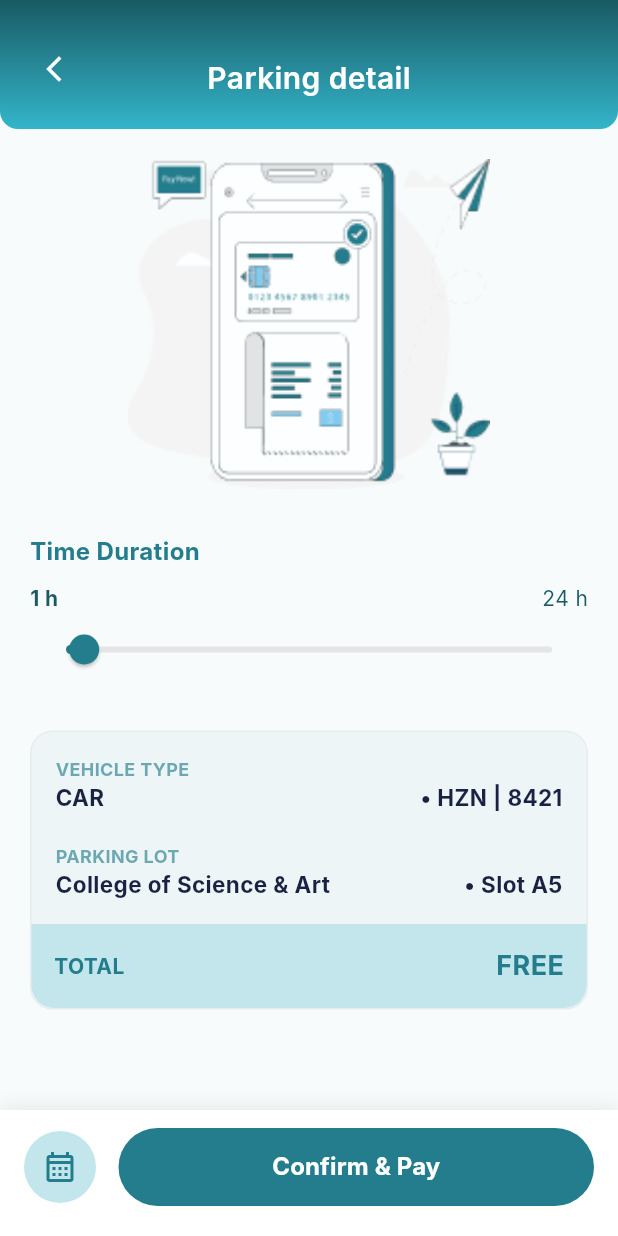
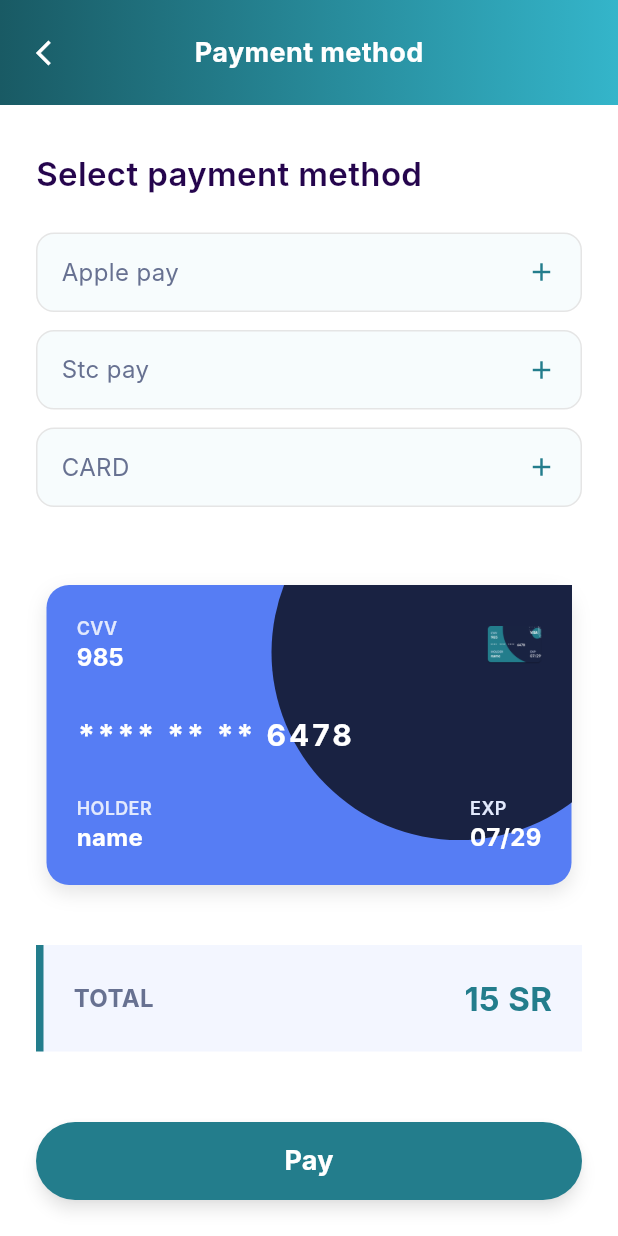
Before and after one commit to rafah212/Smart-Parking-Project, a Flutter app: the ParkingDetail1 screen opened directly, after a tap on "Confirm & Pay", on a phone screen of 412 x 824 dp. Run offline on Flutter 3.47's test engine with Material 3 defaults, Android fonts, the phone set to English and light mode, and no system bars; our stand-ins replace app_links, flutter_map, geolocator, latlong2, supabase_flutter; accounts and stored records are empty; Roboto replaces fonts that are missing (Inter).

Commit message:
payment method + edit widget (responsive)

```diff
--- /dev/null
+++ b/devtools_options.yaml
@@ -0,0 +1,3 @@
+description: This file stores settings for Dart & Flutter DevTools.
+documentation: https://docs.flutter.dev/tools/devtools/extensions#configure-extension-enablement-states
+extensions:
--- a/lib/core/widgets/responsive_preview.dart
+++ b/lib/core/widgets/responsive_preview.dart
@@ -1,44 +1,63 @@
-import 'package:flutter/foundation.dart';
 import 'package:flutter/material.dart';
 
 class ResponsivePreview extends StatelessWidget {
   final Widget child;
-  const ResponsivePreview({super.key, required this.child});
+  final String? title; //
 
-  static const double phoneW = 375; // iPhone 11 logical size
-  static const double phoneH = 812;
-
-  bool _isDesktopOrWeb(BuildContext context) {
-    // Web: always true for kIsWeb
-    // Desktop: windows/mac/linux
-    final platformDesktop = !kIsWeb &&
-        (defaultTargetPlatform == TargetPlatform.windows ||
-            defaultTargetPlatform == TargetPlatform.macOS ||
-            defaultTargetPlatform == TargetPlatform.linux);
-
-    // Optional: treat large screens as "preview"
-    final isLargeScreen = MediaQuery.of(context).size.width >= 700;
-
-    return kIsWeb || platformDesktop || isLargeScreen;
-  }
+  const ResponsivePreview({
+    super.key,
+    required this.child,
+    this.title,
+  });
 
   @override
   Widget build(BuildContext context) {
-    if (_isDesktopOrWeb(context)) {
-      // ✅ Laptop/Web preview: show as iPhone frame
-      return Center(
-        child: ClipRRect(
-          borderRadius: BorderRadius.circular(25),
-          child: SizedBox(
-            width: phoneW,
-            height: phoneH,
-            child: child,
-          ),
+    // النظام الجديد: Scaffold مرن يفرش على أي شاشة
+    return Scaffold(
+      backgroundColor: Colors.white,
+      body: SafeArea(
+        child: Column(
+          children: [
+            // 1. الهيدر الموحد (يظهر فقط إذا أرسلنا عنوان)
+            if (title != null)
+              Container(
+                height: 70,
+                width: double.infinity,
+                decoration: const BoxDecoration(
+                  gradient: LinearGradient(
+                    colors: [Color(0xFF195A64), Color(0xFF34B5CA)],
+                  ),
+                ),
+                child: Stack(
+                  children: [
+                    Positioned(
+                      left: 10, top: 0, bottom: 0,
+                      child: IconButton(
+                        icon: const Icon(Icons.arrow_back_ios, color: Colors.white, size: 20),
+                        onPressed: () => Navigator.pop(context),
+                      ),
+                    ),
+                    Center(
+                      child: Text(
+                        title!,
+                        style: const TextStyle(
+                          color: Colors.white,
+                          fontSize: 18,
+                          fontWeight: FontWeight.bold
+                        ),
+                      ),
+                    ),
+                  ],
+                ),
+              ),
+
+            // محتوى الصفحة اللي "يفرش" تلقائياً
+            Expanded(
+              child: child, //
+            ),
+          ],
         ),
-      );
-    }
-
-    // ✅ Real phones/tablets: full screen
-    return child;
+      ),
+    );
   }
 }
--- a/lib/features/parking/parking_detail1.dart
+++ b/lib/features/parking/parking_detail1.dart
@@ -1,5 +1,6 @@
 import 'package:flutter/material.dart';
 import 'parking_detail2.dart';
+import 'payment_method.dart';
 
 class ParkingDetail1 extends StatefulWidget {
   const ParkingDetail1({super.key});
@@ -188,6 +189,10 @@ class _ParkingDetail1State extends State<ParkingDetail1> {
             child: ElevatedButton(
               onPressed: () {
                 // هنا  نربط بصفحة "تم الدفع بنجاح"
+                Navigator.push (
+                  context,
+                  MaterialPageRoute(builder: (context) => const PaymentMethodScreen()),
+                );
               },
               style: ElevatedButton.styleFrom(
                 backgroundColor: const Color(0xFF237D8C),
--- a/lib/features/parking/payment_method.dart
+++ b/lib/features/parking/payment_method.dart
@@ -0,0 +1,251 @@
+import 'package:flutter/material.dart';
+
+class PaymentMethodScreen extends StatelessWidget {
+  const PaymentMethodScreen({super.key});
+
+  @override
+  Widget build(BuildContext context) {
+    // النظام الجديد: Scaffold مرن يفرش على أي شاشة
+    return Scaffold(
+      backgroundColor: Colors.white,
+      body: SafeArea(
+        child: Column(
+          children: [
+            // --- 1. الهيدر الموحد (الفرش) ---
+            _CustomHeader(title: 'Payment method'),
+
+            // --- 2. محتوى الصفحة القابل للتمرير (الفرش) ---
+            Expanded(
+              child: SingleChildScrollView(
+                padding: const EdgeInsets.symmetric(horizontal: 24, vertical: 30),
+                child: Column(
+                  crossAxisAlignment: CrossAxisAlignment.start,
+                  children: [
+                    const Text(
+                      'Select payment method',
+                      style: TextStyle(
+                        color: Color(0xFF25054D),
+                        fontSize: 22,
+                        fontWeight: FontWeight.w600,
+                      ),
+                    ),
+                    const SizedBox(height: 24),
+
+                    // خيارات الدفع (Apple Pay, etc)
+                    _buildPaymentOption('Apple pay'),
+                    _buildPaymentOption('Stc pay'),
+                    _buildPaymentOption('CARD'),
+
+                    const SizedBox(height: 40),
+
+                    // --- 3. عرض بطاقة الائتمان الزرقاء (باستخدام الصورة والبيانات) ---
+                    _buildCreditCardView(),
+
+                    const SizedBox(height: 40),
+
+                    // --- 4. عرض المجموع (Total) ---
+                    _buildTotalCard(),
+                  ],
+                ),
+              ),
+            ),
+
+            // --- 5. زر الدفع النهائي (Pay) (ثابت في الأسفل) ---
+            _buildBottomPayButton(context),
+          ],
+        ),
+      ),
+    );
+  }
+
+  // ويدجت خيارات الدفع
+  Widget _buildPaymentOption(String title) {
+    return Container(
+      margin: const EdgeInsets.only(bottom: 12),
+      padding: const EdgeInsets.symmetric(horizontal: 16, vertical: 14),
+      decoration: BoxDecoration(
+        color: const Color(0xFFF7FCFD),
+        borderRadius: BorderRadius.circular(12),
+        border: Border.all(color: const Color(0xFFE5E5E5)),
+      ),
+      child: Row(
+        mainAxisAlignment: MainAxisAlignment.spaceBetween,
+        children: [
+          Text(title, style: const TextStyle(color: Color(0xFF677191), fontSize: 16)),
+          const Icon(Icons.add, color: Color(0xFF237D8C), size: 20),
+        ],
+      ),
+    );
+  }
+
+  // ويدجت بطاقة الائتمان الزرقاء (الفرش مع البيانات)
+  Widget _buildCreditCardView() {
+    return Center(
+      child: ConstrainedBox(
+        constraints: const BoxConstraints(maxWidth: 350),
+        child: Container(
+          width: double.infinity,
+          height: 200,
+        decoration: BoxDecoration(
+          color: const Color(0xFF567DF4),
+          borderRadius: BorderRadius.circular(15),
+          boxShadow: [
+            BoxShadow(
+              color: Colors.black.withOpacity(0.1),
+              blurRadius: 10,
+              offset: const Offset(0, 5),
+            )
+          ],
+        ),
+        child: Stack(
+          children: [
+            // الدائرة الداكنة الخلفية
+            Positioned(
+              right: -50,
+              top: -80,
+              child: Container(
+                width: 250,
+                height: 250,
+                decoration: const BoxDecoration(
+                  color: Color(0xFF192242),
+                  shape: BoxShape.circle,
+                ),
+              ),
+            ),
+            // بيانات البطاقة (CVV, Holder, EXP, Number)
+            Padding(
+              padding: const EdgeInsets.all(20.0),
+              child: Column(
+                crossAxisAlignment: CrossAxisAlignment.start,
+                mainAxisAlignment: MainAxisAlignment.spaceBetween,
+                children: [
+                  // الصف العلوي (CVV واللوجو)
+                  Row(
+                    mainAxisAlignment: MainAxisAlignment.spaceBetween,
+                    children: [
+                      _buildCardDataColumn('CVV', '985'),
+                      // استدعاء الصورة (Logo)
+                      Image.asset(
+                        'assets/images/credit_card.png',
+                        height: 25,
+                        fit: BoxFit.contain,
+                        errorBuilder: (context, error, stackTrace) =>
+                            const Icon(Icons.credit_card, size: 25, color: Colors.white),
+                      ),
+                    ],
+                  ),
+                  // الصف الأوسط (رقم البطاقة المخفي)
+                  const Text(
+                    '**** ** ** 6478',
+                    style: TextStyle(color: Colors.white, fontSize: 20, fontWeight: FontWeight.bold, letterSpacing: 2),
+                  ),
+                  // الصف السفلي (HOLDER والـ EXP)
+                  Row(
+                    mainAxisAlignment: MainAxisAlignment.spaceBetween,
+                    children: [
+                      _buildCardDataColumn('HOLDER', 'name'),
+                      _buildCardDataColumn('EXP', '07/29'),
+                    ],
+                  ),
+                ],
+              ),
+            ),
+          ],
+        ),
+      ),
+     ),
+    );
+  }
+
+  Widget _buildCardDataColumn(String label, String value) {
+    return Column(
+      crossAxisAlignment: CrossAxisAlignment.start,
+      children: [
+        Text(label, style: const TextStyle(color: Color(0xFFE2E9FD), fontSize: 12, fontWeight: FontWeight.w600)),
+        Text(value, style: const TextStyle(color: Colors.white, fontSize: 16, fontWeight: FontWeight.bold)),
+      ],
+    );
+  }
+
+  // ويدجت المجموع
+  Widget _buildTotalCard() {
+    return Container(
+      width: double.infinity,
+      padding: const EdgeInsets.all(20),
+      decoration: BoxDecoration(
+        color: const Color(0xFFF3F6FF),
+        border: const Border(left: BorderSide(color: Color(0xFF237D8C), width: 5)),
+      ),
+      child: Row(
+        mainAxisAlignment: MainAxisAlignment.spaceBetween,
+        children: const [
+          Text('TOTAL', style: TextStyle(color: Color(0xFF677191), fontSize: 16, fontWeight: FontWeight.bold)),
+          Text('15 SR', style: TextStyle(color: Color(0xFF237D8C), fontSize: 22, fontWeight: FontWeight.bold)),
+        ],
+      ),
+    );
+  }
+
+  // ويدجت زر الدفع السفلي
+  Widget _buildBottomPayButton(BuildContext context) {
+    return Padding(
+      padding: const EdgeInsets.all(24.0),
+      child: SizedBox(
+        width: double.infinity,
+        height: 52,
+        child: ElevatedButton(
+          onPressed: () {
+            // هنا الربط بصفحة "تم الدفع بنجاح" أو التذكرة
+            Navigator.pop(context);
+          },
+          style: ElevatedButton.styleFrom(
+            backgroundColor: const Color(0xFF237D8C),
+            shape: RoundedRectangleBorder(borderRadius: BorderRadius.circular(28)),
+            elevation: 4,
+            shadowColor: Colors.black45,
+          ),
+          child: const Text(
+            'Pay',
+            style: TextStyle(color: Colors.white, fontSize: 18, fontWeight: FontWeight.bold),
+          ),
+        ),
+      ),
+    );
+  }
+}
+
+// الهيدر الموحد لضمان التناسق
+class _CustomHeader extends StatelessWidget {
+  final String title;
+  const _CustomHeader({required this.title});
+
+  @override
+  Widget build(BuildContext context) {
+    return Container(
+      height: 70,
+      width: double.infinity,
+      decoration: const BoxDecoration(
+        gradient: LinearGradient(colors: [Color(0xFF195A64), Color(0xFF34B5CA)]),
+      ),
+      child: Stack(
+        children: [
+          Positioned(
+            left: 10,
+            top: 0,
+            bottom: 0,
+            child: IconButton(
+              icon: const Icon(Icons.arrow_back_ios, color: Colors.white, size: 20),
+              onPressed: () => Navigator.pop(context),
+            ),
+          ),
+          Center(
+            child: Text(
+              title,
+              style: const TextStyle(color: Colors.white, fontSize: 18, fontWeight: FontWeight.bold),
+            ),
+          ),
+        ],
+      ),
+    );
+  }
+}
```
Also changed, not shown: assets/images/credit_card.png (added).
